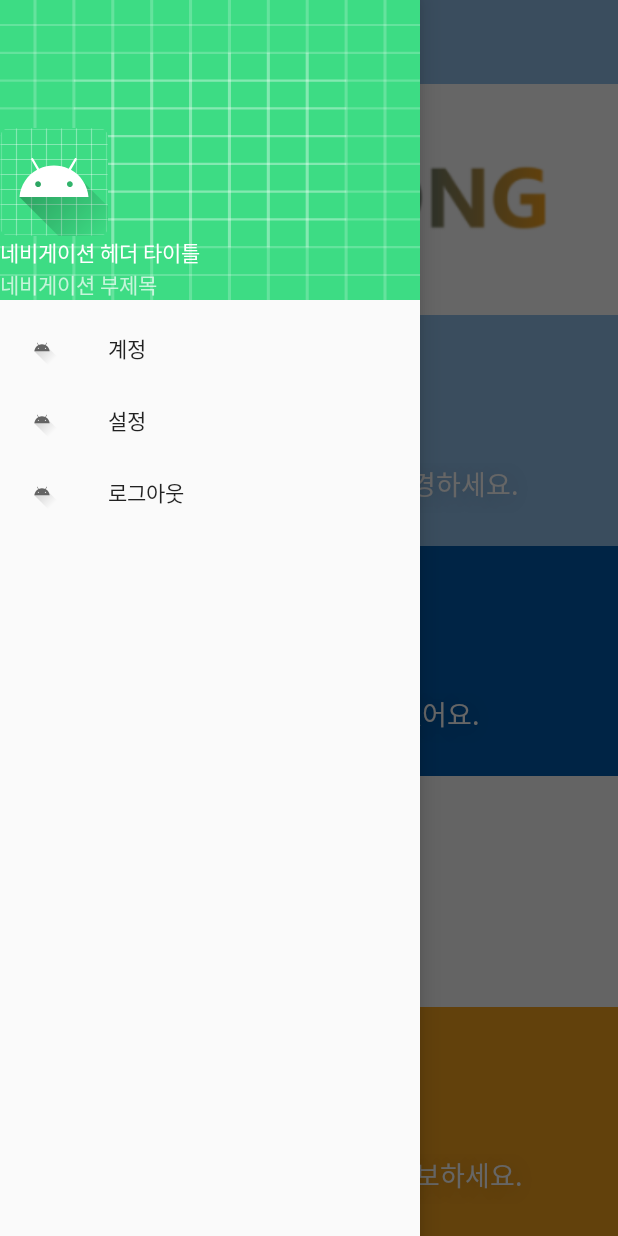
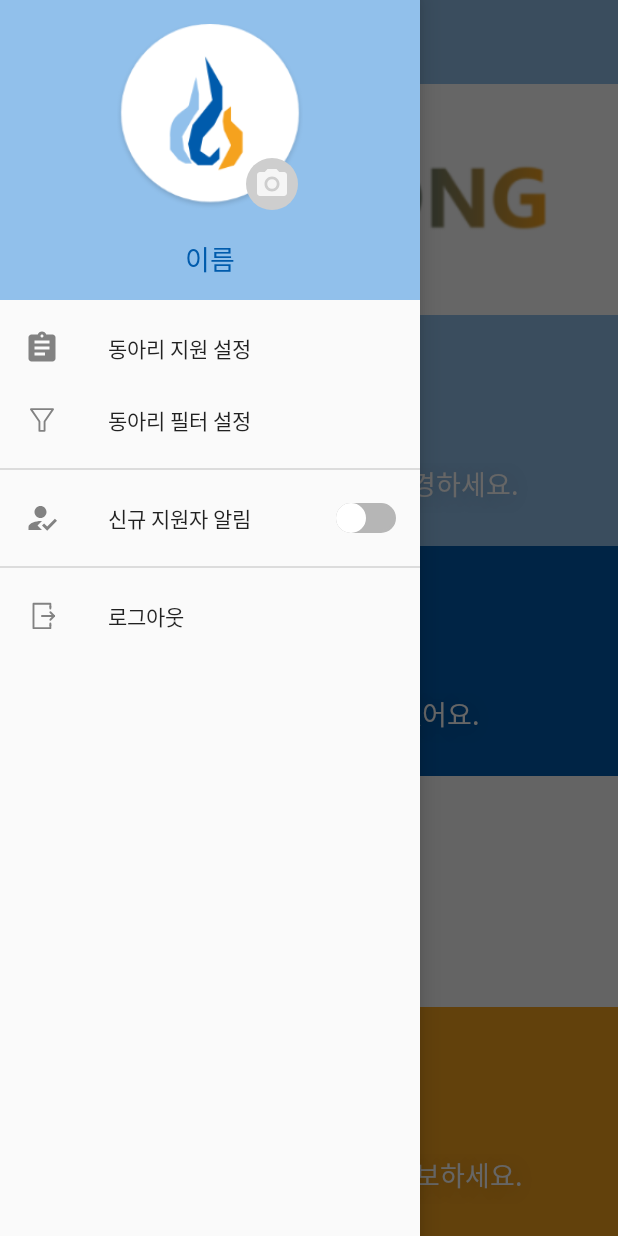
Before and after one commit to Posturn/AjouDong, an Android app: the ManagerMainActivity screen opened directly, with no data from a screen before it, with the side drawer open, on a phone screen of 412 x 824 dp. Run offline under Robolectric (Android 15) with nearby library versions, the phone set to English and light mode, and no system bars.

Commit message:
간부 메뉴바

```diff
--- a/AjoudongFE/app/src/main/AndroidManifest.xml
+++ b/AjoudongFE/app/src/main/AndroidManifest.xml
@@ -7,7 +7,7 @@
     <application
         android:allowBackup="true"
         android:icon="@mipmap/ic_launcher_ajoudong"
-        android:label=""
+        android:label="AJOUDONG"
         android:roundIcon="@mipmap/ic_launcher_ajoudong_round"
         android:supportsRtl="true"
         android:theme="@style/AppTheme">
--- /dev/null
+++ b/AjoudongFE/app/src/main/java/com/example/ajoudongfe/ManagerClubApplySettingActivity.java
@@ -0,0 +1,14 @@
+package com.example.ajoudongfe;
+
+import androidx.appcompat.app.AppCompatActivity;
+
+import android.os.Bundle;
+
+public class ManagerClubApplySettingActivity extends AppCompatActivity {
+
+    @Override
+    protected void onCreate(Bundle savedInstanceState) {
+        super.onCreate(savedInstanceState);
+        setContentView(R.layout.activity_manager_club_apply_setting);
+    }
+}
--- /dev/null
+++ b/AjoudongFE/app/src/main/java/com/example/ajoudongfe/ManagerClubFilterSettingActivity.java
@@ -0,0 +1,14 @@
+package com.example.ajoudongfe;
+
+import androidx.appcompat.app.AppCompatActivity;
+
+import android.os.Bundle;
+
+public class ManagerClubFilterSettingActivity extends AppCompatActivity {
+
+    @Override
+    protected void onCreate(Bundle savedInstanceState) {
+        super.onCreate(savedInstanceState);
+        setContentView(R.layout.activity_manager_club_filter_setting);
+    }
+}
--- a/AjoudongFE/app/src/main/java/com/example/ajoudongfe/ManagerMainActivity.java
+++ b/AjoudongFE/app/src/main/java/com/example/ajoudongfe/ManagerMainActivity.java
@@ -34,6 +34,7 @@ public class ManagerMainActivity extends AppCompatActivity {
         ActionBar actionBar = getSupportActionBar();
         actionBar.setHomeAsUpIndicator(R.drawable.ic_hamburger);
         actionBar.setDisplayHomeAsUpEnabled(true);
+        actionBar.setDisplayShowTitleEnabled(false);
 
         ConstraintLayout editclubinfo = (ConstraintLayout)findViewById(R.id.editclubinfoLayout);
         ConstraintLayout membermanagement = (ConstraintLayout)findViewById(R.id.managementclubmemberLayout);
@@ -50,14 +51,19 @@ public class ManagerMainActivity extends AppCompatActivity {
                 int id = menuItem.getItemId();
                 String title = menuItem.getTitle().toString();
 
-                if(id == R.id.account){
-                    Toast.makeText(context, "계정 정보를 확인합니다.", Toast.LENGTH_SHORT).show();
+                if(id == R.id.club_apply_setting){
+                    Intent intent = new Intent(getApplicationContext(), ManagerClubApplySettingActivity.class);
+                    startActivity(intent);
                 }
-                else if(id == R.id.setting){
-                    Toast.makeText(context, "설정 정보를 확인합니다.", Toast.LENGTH_SHORT).show();
+                else if(id == R.id.club_filter_setting){
+                    Intent intent = new Intent(getApplicationContext(), ManagerClubFilterSettingActivity.class);
+                    startActivity(intent);
                 }
-                else if(id == R.id.logout){
-                    Toast.makeText(context, "로그아웃 시도중", Toast.LENGTH_SHORT).show();
+                else if(id == R.id.club_apply_alarm){
+                    Toast.makeText(context, "구현필요", Toast.LENGTH_SHORT).show();
+                }
+                else if(id == R.id.club_logout){
+                    Toast.makeText(context, "로그아웃중", Toast.LENGTH_SHORT).show();
                 }
 
                 return true;
--- /dev/null
+++ b/AjoudongFE/app/src/main/res/drawable/thumb_selector.xml
@@ -0,0 +1,33 @@
+<?xml version="1.0" encoding="utf-8"?>
+<selector xmlns:android="http://schemas.android.com/apk/res/android">
+    <item android:state_checked="false">
+        <shape
+            xmlns:android="http://schemas.android.com/apk/res/android"
+            android:shape="oval">
+            <size
+                android:width="20dp"
+                android:height="20dp" />
+            <solid
+                android:color="@color/white" />
+            <stroke
+                android:width="1dp"
+                android:color="@color/white" />
+
+        </shape>
+    </item>
+    <item android:state_checked="true">
+        <shape
+            xmlns:android="http://schemas.android.com/apk/res/android"
+            android:shape="oval">
+            <size
+                android:width="20dp"
+                android:height="20dp" />
+            <solid
+                android:color="@color/white" />
+            <stroke
+                android:width="1dp"
+                android:color="@color/white" />
+
+        </shape>
+    </item>
+</selector>
--- /dev/null
+++ b/AjoudongFE/app/src/main/res/drawable/track_selector.xml
@@ -0,0 +1,32 @@
+<?xml version="1.0" encoding="utf-8"?>
+<selector xmlns:android="http://schemas.android.com/apk/res/android">
+    <item android:state_checked="false">
+        <shape android:dither="true" android:shape="rectangle" android:useLevel="false" android:visible="true">
+            <corners
+                android:radius="15dp" />
+            <size
+                android:width="75dp"
+                android:height="20dp" />
+            <solid
+                android:color="@color/gray" />
+            <stroke
+                android:width="2dp"
+                android:color="@color/gray" />
+        </shape>
+    </item>
+    <item android:state_checked="true">
+        <shape android:dither="true" android:shape="rectangle" android:useLevel="false" android:visible="true">
+
+            <corners
+                android:radius="15dp" />
+            <size
+                android:width="75dp"
+                android:height="20dp" />
+            <solid
+                android:color="@color/ajouLogoOrange" />
+            <stroke
+                android:width="2dp"
+                android:color="@color/ajouLogoOrange" />
+        </shape>
+    </item>
+</selector>
--- /dev/null
+++ b/AjoudongFE/app/src/main/res/layout/activity_manager_club_apply_setting.xml
@@ -0,0 +1,9 @@
+<?xml version="1.0" encoding="utf-8"?>
+<androidx.constraintlayout.widget.ConstraintLayout xmlns:android="http://schemas.android.com/apk/res/android"
+    xmlns:app="http://schemas.android.com/apk/res-auto"
+    xmlns:tools="http://schemas.android.com/tools"
+    android:layout_width="match_parent"
+    android:layout_height="match_parent"
+    tools:context=".ManagerClubApplySettingActivity">
+
+</androidx.constraintlayout.widget.ConstraintLayout>
--- /dev/null
+++ b/AjoudongFE/app/src/main/res/layout/activity_manager_club_filter_setting.xml
@@ -0,0 +1,9 @@
+<?xml version="1.0" encoding="utf-8"?>
+<androidx.constraintlayout.widget.ConstraintLayout xmlns:android="http://schemas.android.com/apk/res/android"
+    xmlns:app="http://schemas.android.com/apk/res-auto"
+    xmlns:tools="http://schemas.android.com/tools"
+    android:layout_width="match_parent"
+    android:layout_height="match_parent"
+    tools:context=".ManagerClubFilterSettingActivity">
+
+</androidx.constraintlayout.widget.ConstraintLayout>
--- a/AjoudongFE/app/src/main/res/layout/navi_manager_header.xml
+++ b/AjoudongFE/app/src/main/res/layout/navi_manager_header.xml
@@ -2,30 +2,62 @@
 <LinearLayout
     xmlns:android="http://schemas.android.com/apk/res/android"
     xmlns:app="http://schemas.android.com/apk/res-auto"
+    xmlns:tools="http://schemas.android.com/tools"
     android:layout_width="match_parent"
     android:layout_height="200dp"
-    android:background="@drawable/ic_launcher_background"
+    android:background="@color/ajouLogoSky"
     android:theme="@style/ThemeOverlay.AppCompat.Dark"
     android:orientation="vertical"
     android:gravity="bottom">
 
-    <ImageView
-        android:layout_width="wrap_content"
-        android:layout_height="wrap_content"
-        app:srcCompat="@mipmap/ic_launcher_round"
-        android:contentDescription="네비게이션 헤더 설명"
-        android:id="@+id/imageView"/>
+    <androidx.constraintlayout.widget.ConstraintLayout
+        android:layout_width="match_parent"
+        android:layout_height="match_parent">
 
-    <TextView
-        android:layout_width="match_parent"
-        android:layout_height="wrap_content"
-        android:text="네비게이션 헤더 타이틀"
-        android:textAppearance="@style/TextAppearance.AppCompat.Body1"/>
+        <ImageView
+            android:id="@+id/manager_default_icon"
+            android:layout_width="144dp"
+            android:layout_height="124dp"
+            android:contentDescription="사용자이미지"
+            app:layout_constraintBottom_toBottomOf="parent"
+            app:layout_constraintEnd_toEndOf="parent"
+            app:layout_constraintHorizontal_bias="0.498"
+            app:layout_constraintStart_toStartOf="parent"
+            app:layout_constraintTop_toTopOf="parent"
+            app:layout_constraintVertical_bias="0.21"
+            app:srcCompat="@drawable/ic_default_round" />
 
-    <TextView
-        android:layout_width="wrap_content"
-        android:layout_height="wrap_content"
-        android:text="네비게이션 부제목"
-        android:id="@+id/textView"/>
+        <TextView
+            android:id="@+id/textView"
+            android:layout_width="229dp"
+            android:layout_height="25dp"
+            android:text="이름"
+            android:textAlignment="center"
+            android:textColor="@color/ajouLogoBlue"
+            android:textSize="18dp"
+            app:layout_constraintBottom_toBottomOf="parent"
+            app:layout_constraintEnd_toEndOf="parent"
+            app:layout_constraintStart_toStartOf="parent"
+            app:layout_constraintTop_toTopOf="parent"
+            app:layout_constraintVertical_bias="0.908" />
+
+        <ImageButton
+            android:id="@+id/imageButton"
+            android:layout_width="wrap_content"
+            android:layout_height="wrap_content"
+            android:background="@drawable/round_button"
+            android:padding="5dp"
+            app:layout_constraintBottom_toBottomOf="parent"
+            app:layout_constraintEnd_toEndOf="parent"
+            app:layout_constraintHorizontal_bias="0.668"
+            app:layout_constraintStart_toStartOf="parent"
+            app:layout_constraintTop_toTopOf="parent"
+            app:layout_constraintVertical_bias="0.638"
+            app:srcCompat="@drawable/ic_camera" />
+
+
+    </androidx.constraintlayout.widget.ConstraintLayout>
+
+
 
 </LinearLayout>
--- a/AjoudongFE/app/src/main/res/layout/switch_item.xml
+++ b/AjoudongFE/app/src/main/res/layout/switch_item.xml
@@ -1,4 +1,5 @@
 <RelativeLayout
+    xmlns:app="http://schemas.android.com/apk/res-auto"
     xmlns:android="http://schemas.android.com/apk/res/android"
     android:layout_width="match_parent"
     android:layout_height="match_parent">
@@ -7,5 +8,7 @@
         android:layout_width="wrap_content"
         android:layout_height="wrap_content"
         android:layout_centerHorizontal="true"
-        android:layout_centerVertical="true" />
+        android:layout_centerVertical="true"
+        android:thumb="@drawable/thumb_selector"
+        android:track="@drawable/track_selector"/>
 </RelativeLayout>
--- a/AjoudongFE/app/src/main/res/menu/navi_manager_menu.xml
+++ b/AjoudongFE/app/src/main/res/menu/navi_manager_menu.xml
@@ -1,21 +1,38 @@
 <?xml version="1.0" encoding="utf-8"?>
-<menu xmlns:android="http://schemas.android.com/apk/res/android">
-    <group android:checkableBehavior="single">
+<menu xmlns:app="http://schemas.android.com/apk/res-auto"
+    xmlns:android="http://schemas.android.com/apk/res/android">
+    <group android:id="@+id/manager_group1"
+        android:checkableBehavior="single">
         <item
-            android:id="@+id/account"
-            android:icon="@drawable/ic_launcher_foreground"
+            android:id="@+id/club_apply_setting"
+            android:icon="@drawable/ic_listboard"
             style="@style/TextAppearance.AppCompat.Widget.ActionBar.Title"
-            android:title="계정"
+            android:title="동아리 지원 설정"
             />
         <item
-            android:id="@+id/setting"
-            android:icon="@drawable/ic_launcher_foreground"
+            android:id="@+id/club_filter_setting"
+            android:icon="@drawable/ic_filter"
             style="@style/TextAppearance.AppCompat.Widget.ActionBar.Title"
-            android:title="설정"
+            android:title="동아리 필터 설정"
             />
+    </group>
+
+    <group android:id="@+id/manager_group2"
+        android:checkableBehavior="single">
         <item
-            android:id="@+id/logout"
-            android:icon="@drawable/ic_launcher_foreground"
+            android:id="@+id/club_apply_alarm"
+            android:icon="@drawable/ic_humancheck"
+            style="@style/TextAppearance.AppCompat.Widget.ActionBar.Title"
+            android:title="신규 지원자 알림"
+            app:actionLayout="@layout/switch_item">
+        </item>
+    </group>
+
+    <group android:id="@+id/manager_group3"
+        android:checkableBehavior="single">
+        <item
+            android:id="@+id/club_logout"
+            android:icon="@drawable/ic_logout"
             style="@style/TextAppearance.AppCompat.Widget.ActionBar.Title"
             android:title="로그아웃"
             />
--- a/AjoudongFE/app/src/main/res/values/colors.xml
+++ b/AjoudongFE/app/src/main/res/values/colors.xml
@@ -7,4 +7,6 @@
     <color name="ajouLogoOrange">#F5A21E</color>
     <color name="colorAccent">#F5A21E</color>
     <color name="white">#FFFFFF</color>
+    <color name="gray">#B6B6B6</color>
+    <color name="darkgary">#707070</color>
 </resources>
```
Also changed, not shown: AjoudongFE/app/src/main/res/drawable-xhdpi/ic_default_round.png.
